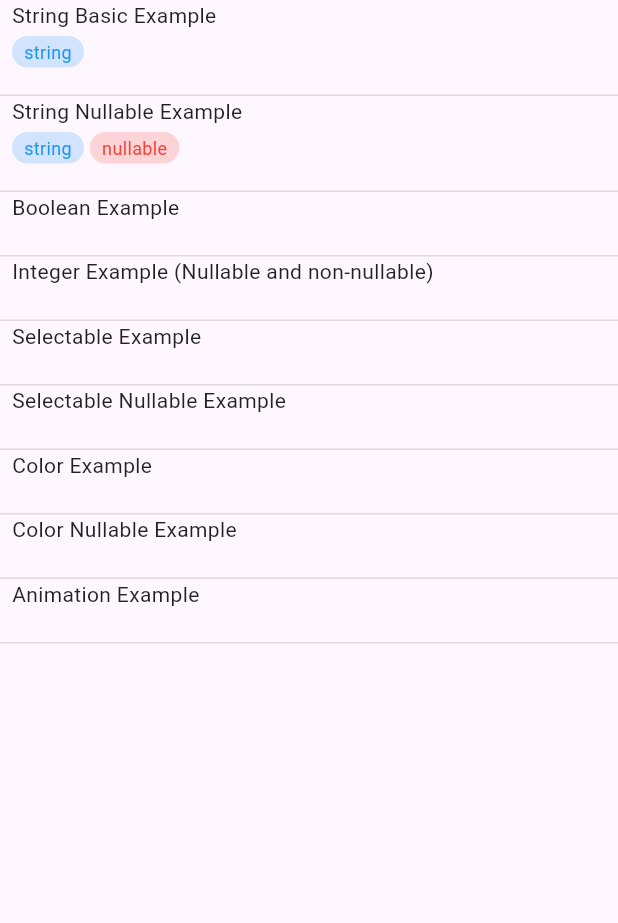
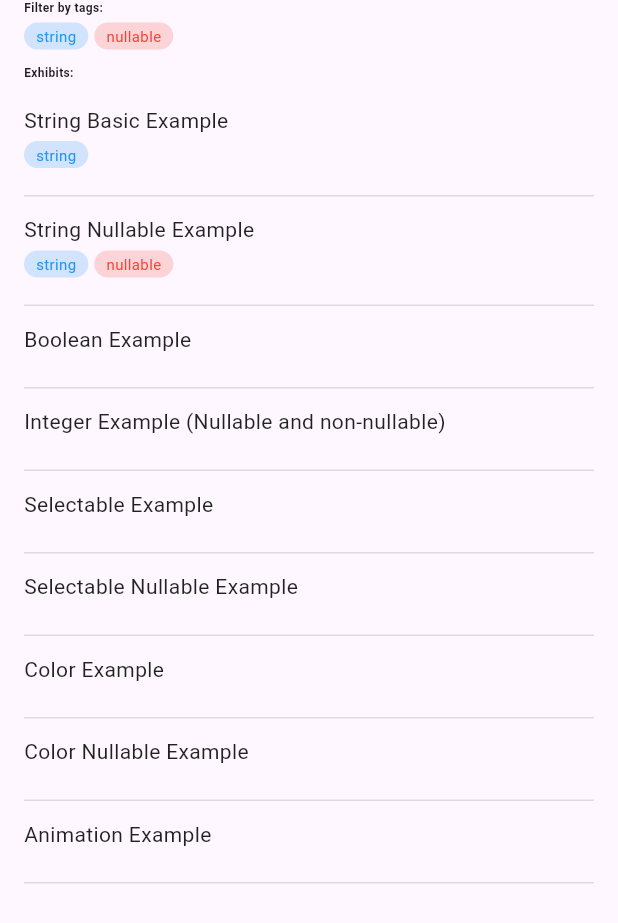
Before and after one commit to LucasCastelo/fabula, a Flutter app: the screen it shows after launch, on a phone screen of 412 x 824 dp. Shown: the top 923 px of the screen. Run offline on Flutter 3.47's test engine with Material 3 defaults, Android fonts, the light colour scheme and no system bars.

Commit message:
Tag filtering design implementation

```diff
--- a/example/lib/main.dart
+++ b/example/lib/main.dart
@@ -45,15 +45,12 @@ class _MyAppState extends State<MyApp> with TickerProviderStateMixin {
   @override
   Widget build(BuildContext context) {
     return MaterialApp(
-      home: Scaffold(
-        resizeToAvoidBottomInset: true,
-        body: SafeArea(
-          child: ListView(
+      home: ExhibitGallery(
         children: [
-              ExhibitBuilder2(
+          ExhibitBuilder(
             label: 'String Basic Example',
             tags: const [
-                  KnobTag(label: 'String', color: Colors.blue),
+              ExhibitTag(label: 'String', color: Colors.blue),
             ],
             builder: (k) => Text(
               k.string(
@@ -62,11 +59,11 @@ class _MyAppState extends State<MyApp> with TickerProviderStateMixin {
               ),
             ),
           ),
-              ExhibitBuilder2(
+          ExhibitBuilder(
             label: 'String Nullable Example',
             tags: const [
-                  KnobTag(label: 'String', color: Colors.blue),
-                  KnobTag(label: 'Nullable', color: Colors.red),
+              ExhibitTag(label: 'String', color: Colors.blue),
+              ExhibitTag(label: 'Nullable', color: Colors.red),
             ],
             builder: (k) => Text(
               k.nString(
@@ -79,7 +76,7 @@ class _MyAppState extends State<MyApp> with TickerProviderStateMixin {
                   'NULL',
             ),
           ),
-              ExhibitBuilder2(
+          ExhibitBuilder(
             label: 'Boolean Example',
             builder: (k) => Container(
               color: k.boolean(
@@ -92,7 +89,7 @@ class _MyAppState extends State<MyApp> with TickerProviderStateMixin {
               width: 20,
             ),
           ),
-              ExhibitBuilder2(
+          ExhibitBuilder(
             label: 'Integer Example (Nullable and non-nullable)',
             builder: (k) => IntTest(
               aNumber: k.nInteger(
@@ -110,29 +107,27 @@ class _MyAppState extends State<MyApp> with TickerProviderStateMixin {
               ),
             ),
           ),
-              ExhibitBuilder2(
+          ExhibitBuilder(
             label: 'Selectable Example',
             builder: (k) => SelectableTester(
               colorEnum: k.selectable(
                 'id',
                 values: ColorEnum.values,
-                    nameMarshal: (colorEnum) =>
-                        'Name is: ${colorEnum.toString()}',
+                nameMarshal: (colorEnum) => 'Name is: ${colorEnum.toString()}',
               ),
             ),
           ),
-              ExhibitBuilder2(
+          ExhibitBuilder(
             label: 'Selectable Nullable Example',
             builder: (k) => NSelectableTester(
               colorEnum: k.nSelectable(
                 'id',
                 values: ColorEnum.values,
-                    nameMarshal: (colorEnum) =>
-                        'Name is: ${colorEnum.toString()}',
+                nameMarshal: (colorEnum) => 'Name is: ${colorEnum.toString()}',
               ),
             ),
           ),
-              ExhibitBuilder2(
+          ExhibitBuilder(
             label: 'Color Example',
             builder: (k) => ColorTester(
               color: k.color(
@@ -141,7 +136,7 @@ class _MyAppState extends State<MyApp> with TickerProviderStateMixin {
               ),
             ),
           ),
-              ExhibitBuilder2(
+          ExhibitBuilder(
             label: 'Color Nullable Example',
             builder: (k) => NullableColorTester(
               color: k.nColor(
@@ -150,7 +145,7 @@ class _MyAppState extends State<MyApp> with TickerProviderStateMixin {
               ),
             ),
           ),
-              ExhibitBuilder2(
+          ExhibitBuilder(
             label: 'Animation Example',
             builder: (k) => AnimationTester(
               controller: k.animationController(
@@ -161,8 +156,6 @@ class _MyAppState extends State<MyApp> with TickerProviderStateMixin {
             ),
           ),
         ],
-          ),
-        ),
       ),
     );
   }
--- a/lib/src/exhibit_builder.dart
+++ b/lib/src/exhibit_builder.dart
@@ -1,19 +1,13 @@
 import 'package:flutter/material.dart';
 import 'package:storyto/src/knob_manager.dart';
+import 'package:storyto/src/widgets/exhibit_tag_pill.dart';
 import 'package:storyto/storyto.dart';
 
 typedef KnobBuilder = Widget Function(KnobManager);
 typedef CustomButtonBuilder = Widget Function(String label, List<Widget> tags);
 
-class KnobTag {
-  const KnobTag({required this.label, required this.color});
-
-  final String label;
-  final Color color;
-}
-
-class ExhibitBuilder2 extends StatelessWidget {
-  const ExhibitBuilder2({
+class ExhibitBuilder extends StatelessWidget {
+  const ExhibitBuilder({
     super.key,
     required this.builder,
     required this.label,
@@ -23,14 +17,22 @@ class ExhibitBuilder2 extends StatelessWidget {
 
   final String label;
   final KnobBuilder builder;
-  final List<KnobTag> tags;
+  final List<ExhibitTag> tags;
   final CustomButtonBuilder? buttonBuilder;
 
   @override
   Widget build(BuildContext context) {
+    final galleryState = ExhibitGalleryState.of(context);
+    galleryState?.addTagToHolster(this.tags);
     final tags = this
         .tags
-        .map((e) => _ExhibitTag(label: e.label.toLowerCase(), color: e.color))
+        .map(
+          (e) => ExhibitTagPill(
+            tag: e,
+            colored: galleryState?.shouldTagGreyOut(e) ?? false,
+            onTap: () => galleryState?.toggleTag(e),
+          ),
+        )
         .toList();
 
     return buttonBuilder?.call(label, tags) ??
@@ -46,14 +48,13 @@ class ExhibitBuilder2 extends StatelessWidget {
             );
           },
           child: Container(
-            padding: const EdgeInsets.symmetric(horizontal: 8),
             decoration: const BoxDecoration(
               border: Border(bottom: BorderSide(color: Colors.black12)),
             ),
             child: Column(
               crossAxisAlignment: CrossAxisAlignment.start,
               children: [
-                const SizedBox(width: 8),
+                const SizedBox(height: 12),
                 Text(
                   label,
                   style: const TextStyle(
@@ -75,28 +76,3 @@ class ExhibitBuilder2 extends StatelessWidget {
         );
   }
 }
-
-class _ExhibitTag extends StatelessWidget {
-  const _ExhibitTag({required this.label, required this.color});
-
-  final String label;
-  final Color color;
-
-  @override
-  Widget build(BuildContext context) {
-    return Container(
-      padding: const EdgeInsets.symmetric(horizontal: 8, vertical: 2),
-      decoration: BoxDecoration(
-        color: color.withAlpha((255 * 0.2).toInt()),
-        borderRadius: BorderRadius.circular(800),
-      ),
-      child: Text(
-        label,
-        style: TextStyle(
-          fontSize: 12,
-          color: color,
-        ),
-      ),
-    );
-  }
-}
--- /dev/null
+++ b/lib/src/exhibit_gallery.dart
@@ -0,0 +1,100 @@
+import 'package:flutter/material.dart';
+import 'package:storyto/src/widgets/exhibit_tag_pill.dart';
+import 'package:storyto/storyto.dart';
+
+class ExhibitGallery extends StatefulWidget {
+  const ExhibitGallery({
+    super.key,
+    required this.children,
+    this.appBar,
+  });
+
+  final PreferredSizeWidget? appBar;
+  final List<Widget> children;
+
+  @override
+  State<ExhibitGallery> createState() => ExhibitGalleryState();
+}
+
+class ExhibitGalleryState extends State<ExhibitGallery> {
+  final Set<ExhibitTag> availableTags = {};
+  final Set<ExhibitTag> filterByTags = {};
+
+  static ExhibitGalleryState? of(BuildContext context) {
+    return context.findAncestorStateOfType<ExhibitGalleryState>();
+  }
+
+  void toggleTag(ExhibitTag tag) {
+    if (filterByTags.contains(tag)) {
+      filterByTags.remove(tag);
+    } else {
+      filterByTags.add(tag);
+    }
+    setState(() {});
+  }
+
+  void addTagToHolster(List<ExhibitTag> tags) {
+    WidgetsBinding.instance.addPostFrameCallback((timeStamp) {
+      availableTags.addAll(tags);
+      setState(() {});
+    });
+  }
+
+  bool shouldTagGreyOut(ExhibitTag tag) {
+    return filterByTags.isEmpty || filterByTags.contains(tag);
+  }
+
+  @override
+  Widget build(BuildContext context) {
+    return Material(
+      child: Scaffold(
+        appBar: widget.appBar,
+        resizeToAvoidBottomInset: true,
+        body: SafeArea(
+          child: ListView(
+            padding: const EdgeInsets.symmetric(horizontal: 16),
+            children: [
+              Column(
+                crossAxisAlignment: CrossAxisAlignment.start,
+                children: [
+                  const Text(
+                    'Filter by tags:',
+                    style: TextStyle(
+                      fontSize: 8,
+                      fontWeight: FontWeight.bold,
+                    ),
+                  ),
+                  const SizedBox(height: 4),
+                  Wrap(
+                    spacing: 4,
+                    runSpacing: 4,
+                    alignment: WrapAlignment.start,
+                    children: availableTags
+                        .map(
+                          (e) => ExhibitTagPill(
+                            tag: e,
+                            colored: shouldTagGreyOut(e),
+                            onTap: () => toggleTag(e),
+                          ),
+                        )
+                        .toList(),
+                  ),
+                ],
+              ),
+              const SizedBox(height: 10),
+              const Text(
+                'Exhibits:',
+                style: TextStyle(
+                  fontSize: 8,
+                  fontWeight: FontWeight.bold,
+                ),
+              ),
+              const SizedBox(height: 4),
+              ...widget.children,
+            ],
+          ),
+        ),
+      ),
+    );
+  }
+}
--- /dev/null
+++ b/lib/src/exhibit_tag.dart
@@ -0,0 +1,16 @@
+import 'package:flutter/material.dart';
+
+class ExhibitTag {
+  const ExhibitTag({required this.label, required this.color});
+
+  final String label;
+  final Color color;
+
+  @override
+  bool operator ==(Object other) {
+    return other is ExhibitTag && other.label == label;
+  }
+
+  @override
+  int get hashCode => label.hashCode ^ color.hashCode;
+}
--- /dev/null
+++ b/lib/src/widgets/exhibit_tag_pill.dart
@@ -0,0 +1,43 @@
+import 'package:flutter/material.dart';
+import 'package:storyto/storyto.dart';
+
+class ExhibitTagPill extends StatefulWidget {
+  const ExhibitTagPill({
+    super.key,
+    required this.tag,
+    required this.colored,
+    required this.onTap,
+  });
+
+  final ExhibitTag tag;
+  final bool colored;
+  final VoidCallback onTap;
+
+  @override
+  State<ExhibitTagPill> createState() => _ExhibitTagPillState();
+}
+
+class _ExhibitTagPillState extends State<ExhibitTagPill> {
+  @override
+  Widget build(BuildContext context) {
+    return GestureDetector(
+      onTap: widget.onTap,
+      child: AnimatedContainer(
+        duration: const Duration(milliseconds: 200),
+        padding: const EdgeInsets.symmetric(horizontal: 8, vertical: 2),
+        decoration: BoxDecoration(
+          color: (widget.colored ? widget.tag.color : Colors.grey)
+              .withAlpha((255 * 0.2).toInt()),
+          borderRadius: BorderRadius.circular(800),
+        ),
+        child: Text(
+          widget.tag.label.toLowerCase(),
+          style: TextStyle(
+            fontSize: 10,
+            color: widget.colored ? widget.tag.color : Colors.grey,
+          ),
+        ),
+      ),
+    );
+  }
+}
--- a/lib/storyto.dart
+++ b/lib/storyto.dart
@@ -3,3 +3,5 @@ library storyto;
 export './src/exhibit_builder.dart';
 export './src/entities/knob_text_field_decoration.dart';
 export './src/exhibit_page.dart';
+export './src/exhibit_gallery.dart';
+export './src/exhibit_tag.dart';
```
Lines whose indentation alone changed are shown as unchanged.
